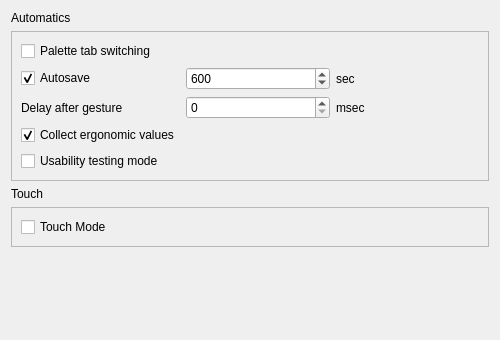
The window that qrgui/dialogs/preferencesPages/behaviourPage.ui (qreal/qreal) describes before a commit, drawn with Qt 5.
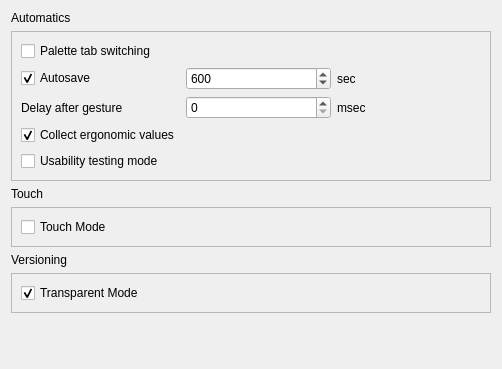
The same window after the commit.

What changed in the file:
```diff
--- a/qrgui/dialogs/preferencesPages/behaviourPage.ui
+++ b/qrgui/dialogs/preferencesPages/behaviourPage.ui
@@ -6,8 +6,8 @@
    <rect>
     <x>0</x>
     <y>0</y>
-    <width>500</width>
-    <height>340</height>
+    <width>502</width>
+    <height>369</height>
    </rect>
   </property>
   <property name="sizePolicy">
@@ -149,6 +149,38 @@
      </layout>
     </widget>
    </item>
+   <item>
+    <widget class="QLabel" name="label_2">
+     <property name="text">
+      <string>Versioning</string>
+     </property>
+    </widget>
+   </item>
+   <item>
+    <widget class="QFrame" name="frame_2">
+     <property name="frameShape">
+      <enum>QFrame::StyledPanel</enum>
+     </property>
+     <property name="frameShadow">
+      <enum>QFrame::Raised</enum>
+     </property>
+     <layout class="QGridLayout" name="gridLayout_2">
+      <item row="0" column="0">
+       <widget class="QCheckBox" name="TransparentModeCheckBox">
+        <property name="acceptDrops">
+         <bool>false</bool>
+        </property>
+        <property name="text">
+         <string>Transparent Mode</string>
+        </property>
+        <property name="checked">
+         <bool>true</bool>
+        </property>
+       </widget>
+      </item>
+     </layout>
+    </widget>
+   </item>
    <item>
     <spacer name="verticalSpacer">
      <property name="orientation">
```
